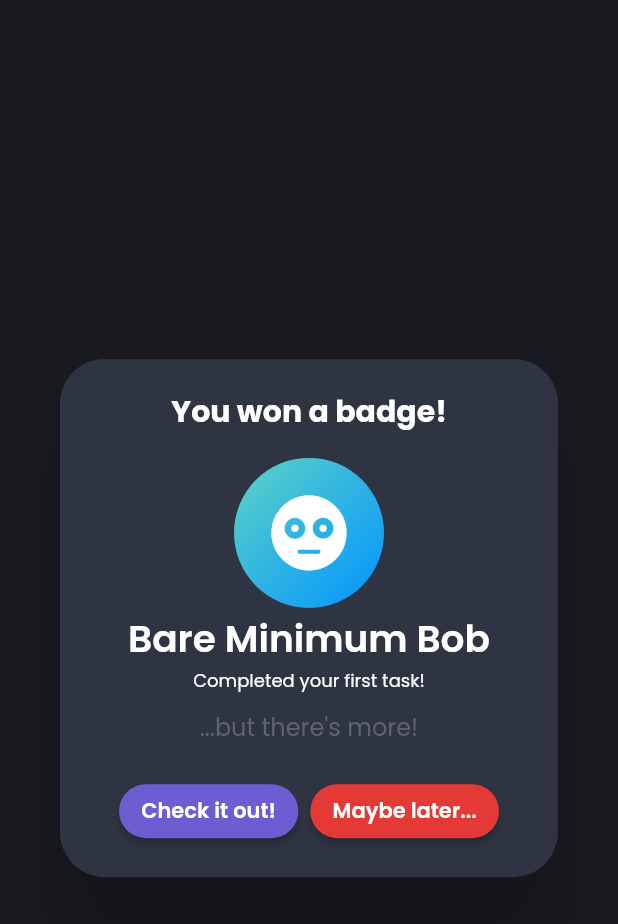
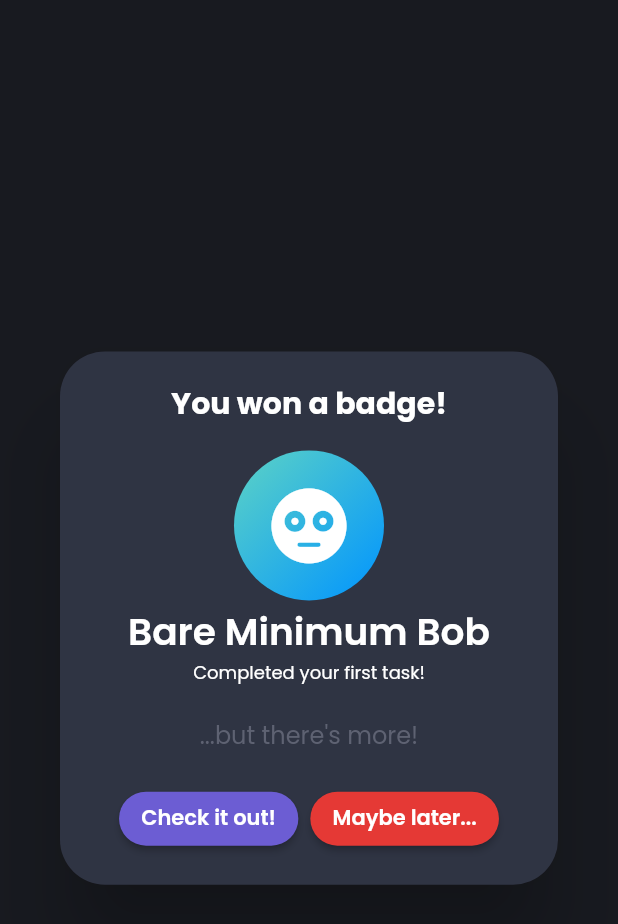
Before and after one commit to DreFlo/lgp-2223-sc1, a Flutter app: the BadgeAlert widget shown alone on an empty page, opened directly with sample values from the repository, on a phone screen of 412 x 824 dp. Shown: the top 924 px of the screen. Run offline on Flutter 3.47's test engine with Material 2 defaults, Android fonts, the phone set to English and light mode, and no system bars; our stand-ins replace calendar_view, carousel_slider, floor, flutter_local_notifications, flutter_native_timezone, flutter_svg and 8 more; missing offline and left inert: books_finder, emojis, flutter_picker, notification_permissions, tmdb_api; accounts and stored records are empty; generated files the repository leaves out were written again.

```diff
--- a/src/lib/pages/catalog_search/list_media_search/list_media_search.dart
+++ b/src/lib/pages/catalog_search/list_media_search/list_media_search.dart
@@ -96,7 +96,7 @@ abstract class ListMediaSearchState<T extends Media>
                                   ]),
                             )).whenComplete(() {
                       if (_isFavorite != statusFavorite.favorite) {
-                        saveFavoriteStatus(_isFavorite, statusFavorite.id);
+                        saveFavoriteStatus(_isFavorite, statusFavorite.id, context);
                       }
                     });
                   },
--- a/src/lib/pages/gamification/badge_alert.dart
+++ b/src/lib/pages/gamification/badge_alert.dart
@@ -63,7 +63,7 @@ class _BadgeAlertState extends State<BadgeAlert> with TickerProviderStateMixin {
                 fontWeight: FontWeight.normal),
           ))
         ]),
-        const Divider(height: 10, color: Colors.transparent),
+        const Divider(height: 20, color: Colors.transparent),
         Row(
           mainAxisAlignment: MainAxisAlignment.center,
           children: [
```
Also changed, not shown: src/lib/utils/leisure/media_page_helpers.dart (+6 -7 lines).
